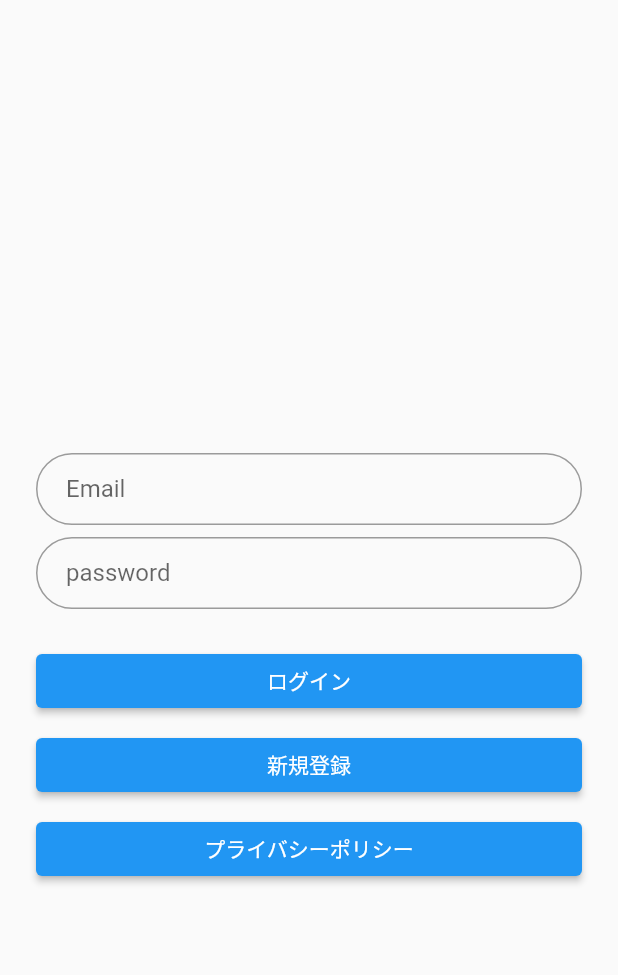
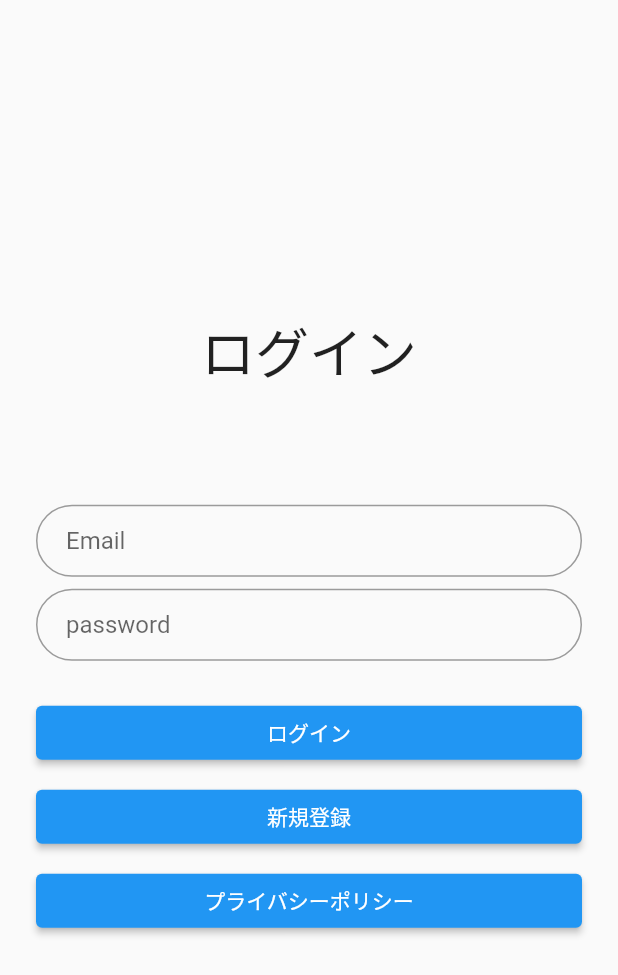
Before and after one commit to dao0203/share_study_app, a Flutter app: the screen it shows after launch, on a phone screen of 412 x 824 dp. Shown: the top 975 px of the screen. Run offline on Flutter 3.47's test engine with Material 2 defaults, Android fonts, the phone set to English and light mode, and no system bars; our stand-ins replace cloud_firestore, firebase_auth, firebase_core, flutter_dotenv, flutter_staggered_animations, freezed_annotation and 3 more; accounts and stored records are empty.

Commit message:
[update] add login text

```diff
--- a/lib/view/login_and_registration/login_page.dart
+++ b/lib/view/login_and_registration/login_page.dart
@@ -33,6 +33,15 @@ class _LoginPageState extends State<LoginPage> {
     final node = FocusScope.of(context);
     emailController.addListener(onChange);
     passwordController.addListener(onChange);
+
+    final loginMessage = const Padding(
+      padding: EdgeInsets.all(8.0),
+      child: Text(
+        'ログイン',
+        style: TextStyle(fontSize: 36.0),
+        textAlign: TextAlign.center,
+      ),
+    );
 
     //エラーメッセージテキスト
     final errorMessage = Padding(
@@ -133,6 +142,7 @@ class _LoginPageState extends State<LoginPage> {
               shrinkWrap: true,
               padding: const EdgeInsets.only(left: 24.0, right: 24.0),
               children: <Widget>[
+                loginMessage,
                 const SizedBox(height: 24.0),
                 errorMessage,
                 const SizedBox(height: 12.0),
```
